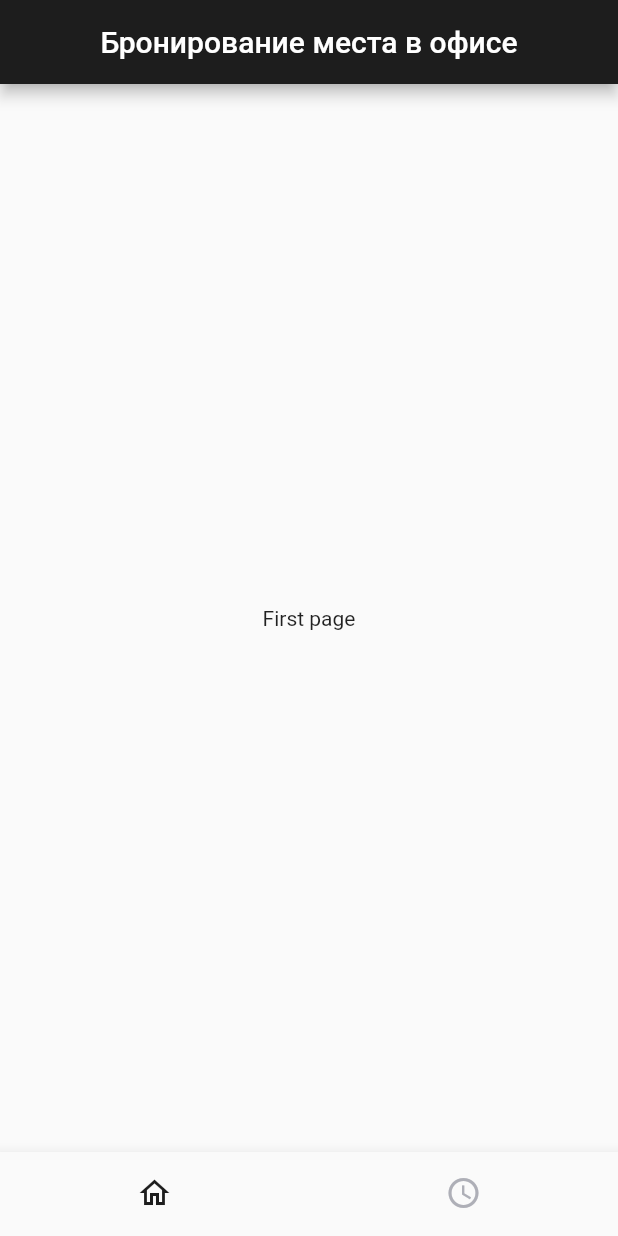
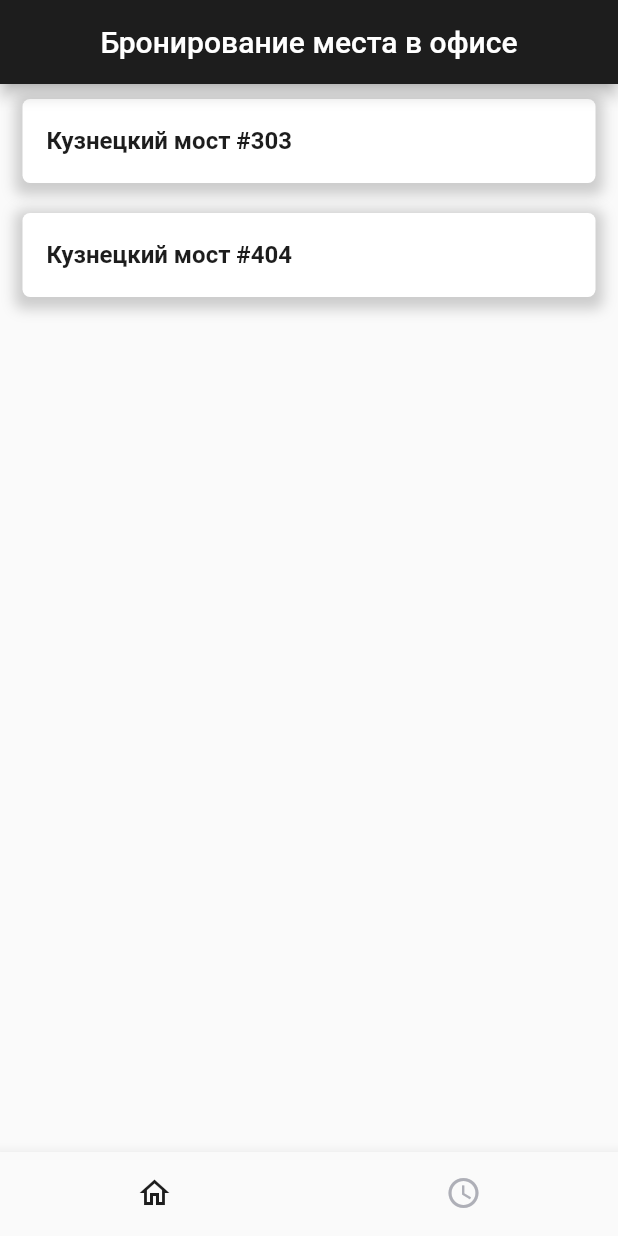
Before and after one commit to jibulani/office_reservation, a Flutter app: the screen it shows after launch, on a phone screen of 412 x 824 dp. Run offline on Flutter 3.47's test engine with Material 2 defaults, Android fonts, the phone set to English and light mode, and no system bars; our stand-ins replace bloc, equatable, flutter_bloc.

Commit message:
add locations page

```diff
--- a/lib/app.dart
+++ b/lib/app.dart
@@ -1,14 +1,14 @@
 import 'package:flutter/material.dart';
-import 'package:office_reservation/repository/first_page_repository.dart';
+import 'package:office_reservation/repository/locations_page_repository.dart';
 import 'package:office_reservation/repository/second_page_repository.dart';
-import 'package:office_reservation/ui/page/main_page.dart';
+import 'package:office_reservation/ui/page/application_page.dart';
 
 class OfficeReservationApp extends MaterialApp {
   OfficeReservationApp({Key? key})
       : super(
             key: key,
-            home: MainPage(
-                firstPageRepository: FirstPageRepository(),
+            home: ApplicationPage(
+                locationsPageRepository: LocationsPageRepository(),
                 secondPageRepository: SecondPageRepository()
             )
   );
--- a/lib/bloc/bottom_navigation/bottom_navigation_bloc.dart
+++ b/lib/bloc/bottom_navigation/bottom_navigation_bloc.dart
@@ -1,16 +1,17 @@
 import 'package:bloc/bloc.dart';
 import 'package:office_reservation/bloc/bottom_navigation/bottom_navigation_event.dart';
 import 'package:office_reservation/bloc/bottom_navigation/bottom_navigation_state.dart';
-import 'package:office_reservation/repository/first_page_repository.dart';
+import 'package:office_reservation/repository/locations_page_repository.dart';
+import 'package:office_reservation/repository/model/location.dart';
 import 'package:office_reservation/repository/second_page_repository.dart';
 
 class BottomNavigationBloc
     extends Bloc<BottomNavigationEvent, BottomNavigationState> {
-  final FirstPageRepository firstPageRepository;
+  final LocationsPageRepository locationsPageRepository;
   final SecondPageRepository secondPageRepository;
   int currentIndex = 0;
 
-  BottomNavigationBloc(this.firstPageRepository, this.secondPageRepository)
+  BottomNavigationBloc(this.locationsPageRepository, this.secondPageRepository)
       : super(PageLoading()) {
     on<PageTapped>(
         (event, emit) async {
@@ -18,8 +19,8 @@ class BottomNavigationBloc
           emit(CurrentIndexChanged(currentIndex));
           emit(PageLoading());
           if (event.index == 0) {
-            String? data = await _getFirstPageData();
-            emit(FirstPageLoaded(data ?? "default data"));
+            List<Location>? data = await _getFirstPageData();
+            emit(LocationsPageLoaded(data ?? []));
           }
           if (event.index == 1) {
             int? data = await _getSecondPageData();
@@ -29,9 +30,9 @@ class BottomNavigationBloc
     );
   }
 
-  Future<String?> _getFirstPageData() async {
-    await firstPageRepository.fetchData();
-    String? data = firstPageRepository.data;
+  Future<List<Location>?> _getFirstPageData() async {
+    await locationsPageRepository.fetchData();
+    List<Location>? data = locationsPageRepository.data;
     return data;
   }
 
--- a/lib/bloc/bottom_navigation/bottom_navigation_state.dart
+++ b/lib/bloc/bottom_navigation/bottom_navigation_state.dart
@@ -1,5 +1,6 @@
 
 import 'package:equatable/equatable.dart';
+import 'package:office_reservation/repository/model/location.dart';
 
 abstract class BottomNavigationState extends Equatable {
   const BottomNavigationState();
@@ -25,16 +26,16 @@ class PageLoading extends BottomNavigationState {
   String toString() => 'PageLoading';
 }
 
-class FirstPageLoaded extends BottomNavigationState {
-  final String text;
+class LocationsPageLoaded extends BottomNavigationState {
+  final List<Location> locations;
 
-  const FirstPageLoaded(this.text);
+  const LocationsPageLoaded(this.locations);
 
   @override
-  List<Object> get props => [text];
+  List<Object> get props => [locations];
 
   @override
-  String toString() => 'FirstPageLoaded with text: $text';
+  String toString() => 'LocationsPageLoaded with locations: $locations';
 }
 
 class SecondPageLoaded extends BottomNavigationState {
--- a/lib/repository/first_page_repository.dart
+++ /dev/null
@@ -1,13 +0,0 @@
-
-class FirstPageRepository {
-  String? _data;
-
-  Future<void> fetchData() async {
-    // simulate real data fetching
-    await Future.delayed(const Duration(milliseconds: 600));
-    // store dummy data
-    _data = 'First Page';
-  }
-
-  String? get data => _data;
-}
--- /dev/null
+++ b/lib/repository/locations_page_repository.dart
@@ -0,0 +1,16 @@
+
+import 'package:office_reservation/repository/model/location.dart';
+
+class LocationsPageRepository {
+  List<Location> _data = [];
+
+  Future<void> fetchData() async {
+    // simulate real data fetching
+    await Future.delayed(const Duration(milliseconds: 600)); // TODO: get offices from db
+    // store dummy data
+    var locations = [Location(1, "Кузнецкий мост #303"), Location(2, "Кузнецкий мост #404")];
+    _data = locations;
+  }
+
+  List<Location>? get data => _data;
+}
--- /dev/null
+++ b/lib/repository/model/location.dart
@@ -0,0 +1,7 @@
+
+class Location {
+  final int id;
+  final String name;
+
+  Location(this.id, this.name);
+}
--- a/lib/repository/second_page_repository.dart
+++ b/lib/repository/second_page_repository.dart
@@ -5,7 +5,7 @@ class SecondPageRepository {
 
   Future<void> fetchData() async {
     // simulate real data fetching
-    await Future.delayed(const Duration(milliseconds: 600));
+    await Future.delayed(const Duration(milliseconds: 600)); // TODO: get reservations from db
     // store dummy data
     _data = Random().nextInt(1000);
   }
--- a/lib/ui/page/main_page.dart
+++ b/lib/ui/page/application_page.dart
@@ -3,36 +3,31 @@ import 'package:flutter_bloc/flutter_bloc.dart';
 import 'package:office_reservation/bloc/bottom_navigation/bottom_navigation_bloc.dart';
 import 'package:office_reservation/bloc/bottom_navigation/bottom_navigation_event.dart';
 import 'package:office_reservation/bloc/bottom_navigation/bottom_navigation_state.dart';
-import 'package:office_reservation/repository/first_page_repository.dart';
+import 'package:office_reservation/repository/locations_page_repository.dart';
 import 'package:office_reservation/repository/second_page_repository.dart';
-import 'package:office_reservation/ui/page/first_page.dart';
+import 'package:office_reservation/ui/page/locations_page.dart';
 import 'package:office_reservation/ui/page/second_page.dart';
 
-class MainPage extends StatelessWidget {
+class ApplicationPage extends StatelessWidget {
   static const Color themeColor = Color(0xFF1D1D1D);
   static const Color greyColor = Color(0xFFAEAFB7);
-  final FirstPageRepository firstPageRepository;
+  final LocationsPageRepository locationsPageRepository;
   final SecondPageRepository secondPageRepository;
-  const MainPage({Key? key, required this.firstPageRepository, required this.secondPageRepository}) : super(key: key);
+  const ApplicationPage({Key? key, required this.locationsPageRepository, required this.secondPageRepository}) : super(key: key);
 
   @override
   Widget build(BuildContext context) {
-    var bloc = BottomNavigationBloc(firstPageRepository, secondPageRepository);
+    var bloc = BottomNavigationBloc(locationsPageRepository, secondPageRepository);
     bloc.add(PageTapped(0));
     return Scaffold(
-      appBar: AppBar(
-        backgroundColor: themeColor,
-        centerTitle: true,
-        title: Text('Бронирование места в офисе',),
-      ),
       body: BlocBuilder(
         bloc: bloc,
         builder: (BuildContext context, BottomNavigationState state) {
           if (state is PageLoading) {
             return const Center(child: CircularProgressIndicator());
           }
-          if (state is FirstPageLoaded) {
-            return FirstPage(text: state.text,);
+          if (state is LocationsPageLoaded) {
+            return LocationsPage(locations: state.locations,);
           }
           if (state is SecondPageLoaded) {
             return SecondPage(number: state.number,);
--- a/lib/ui/page/first_page.dart
+++ /dev/null
@@ -1,16 +0,0 @@
-import 'package:flutter/material.dart';
-
-class FirstPage extends StatelessWidget {
-  final String text;
-
-  FirstPage({required this.text}) : super();
-
-  @override
-  Widget build(BuildContext context) {
-    return Scaffold(
-      body: Center(
-        child: Text('First page'),
-      ),
-    );
-  }
-}
--- /dev/null
+++ b/lib/ui/page/locations_page.dart
@@ -0,0 +1,57 @@
+
+import 'package:flutter/material.dart';
+import 'package:office_reservation/repository/model/location.dart';
+import 'package:office_reservation/ui/page/application_page.dart';
+
+class LocationsPage extends StatelessWidget {
+  final List<Location> locations;
+
+  const LocationsPage({Key? key, required this.locations}) : super(key: key);
+
+  @override
+  Widget build(BuildContext context) {
+    return Scaffold(
+      appBar: AppBar(
+        backgroundColor: ApplicationPage.themeColor,
+        centerTitle: true,
+        title: const Text('Бронирование места в офисе',),
+      ),
+      body: Center(
+        child: ListView.builder(
+          padding: EdgeInsets.only(bottom: 50),
+          // separatorBuilder: (BuildContext context, int index) => Divider(
+          //   color: Colors.black26,
+          //   thickness: 1,
+          //   height: 1,
+          // ),
+          itemBuilder: (context, index) {
+            return Container(
+              decoration: BoxDecoration(
+                color: Colors.white,
+                borderRadius: const BorderRadius.only(
+                    topLeft: Radius.circular(5),
+                    topRight: Radius.circular(5),
+                    bottomLeft: Radius.circular(5),
+                    bottomRight: Radius.circular(5)
+                ),
+                boxShadow: [
+                  BoxShadow(
+                    color: Colors.grey.withOpacity(0.5),
+                    spreadRadius: 5,
+                    blurRadius: 7,
+                    offset: const Offset(0, 3), // changes position of shadow
+                  ),
+                ],
+              ),
+              margin: const EdgeInsets.symmetric(vertical: 10, horizontal: 15),
+              child: ListTile(
+                title: Text(locations.elementAt(index).name, style: const TextStyle(color: ApplicationPage.themeColor, fontWeight: FontWeight.bold),),
+              ),
+            );
+          },
+          itemCount: locations.length,
+        ),
+      ),
+    );
+  }
+}
```
